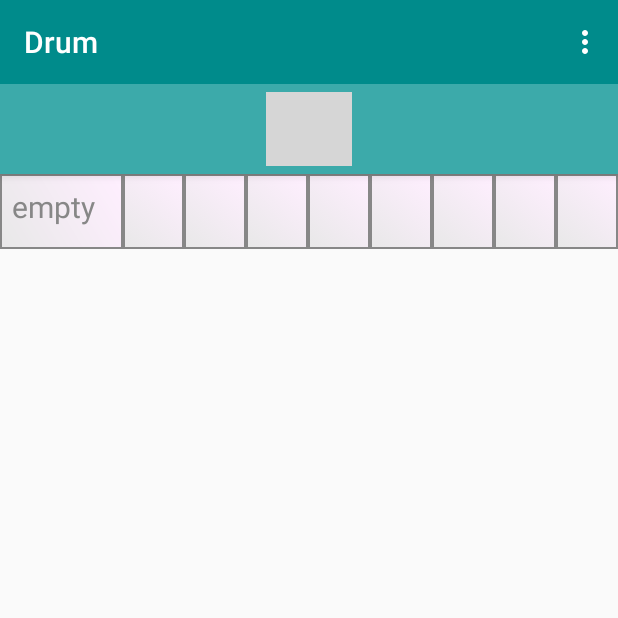
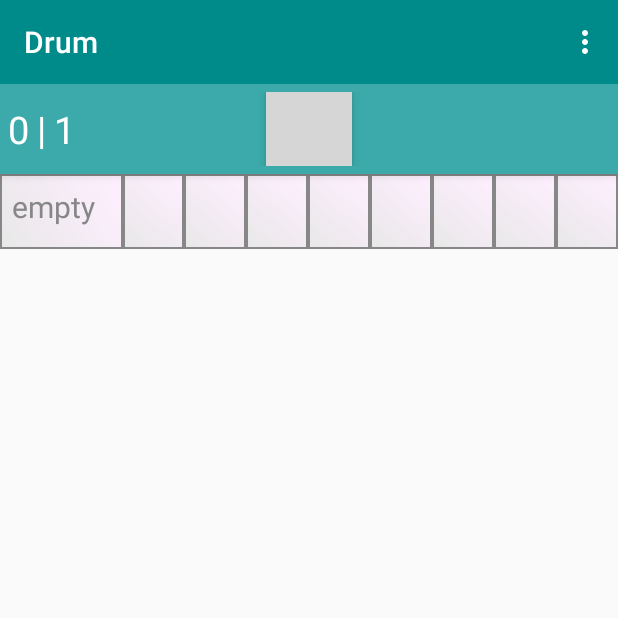
Before and after one commit to pstadler1990/Drum, an Android app: the MainActivity screen opened directly, with no data from a screen before it, in the options menu, after a tap on "Add track", on a phone screen of 412 x 824 dp, the top half of it. Run offline under Robolectric (Android 15) with nearby library versions, the phone set to English and light mode, and no system bars; network calls fail; grey boxes are pictures that could not be loaded.

Commit message:
UI now displays the current bar + step

```diff
--- a/app/src/main/java/de/pstadler/drum/MainActivity.java
+++ b/app/src/main/java/de/pstadler/drum/MainActivity.java
@@ -13,6 +13,8 @@ import android.view.View;
 import android.widget.Button;
 import android.widget.ImageButton;
 import android.widget.LinearLayout;
+import android.widget.ProgressBar;
+import android.widget.TextView;
 
 import java.util.ArrayList;
 import java.util.List;
@@ -33,14 +35,14 @@ public class MainActivity extends AppCompatActivity implements View.OnClickListe
     public static final String TAG = "MainActivityLog";
 	public static final int TRACKS_MAX = 15;
     public static int pages = 0;
-	private int tracks = 0;
     private ViewPager viewPager;
     private ScreenSlidePageAdapter pagerAdapter;
     private LinearLayout mainAppbar;
     private ImageButton buttonPlayStop;
+    private TextView mainStepNumber;
+    private TextView mainBarNumber;
     protected ArrayList<BarFragment> barFragments;
     private PlaybackEngine playbackEngine;
-
 
     @Override
     protected void onCreate(Bundle savedInstanceState)
@@ -51,6 +53,8 @@ public class MainActivity extends AppCompatActivity implements View.OnClickListe
         viewPager = findViewById(R.id.bars_viewpager);
         mainAppbar = findViewById(R.id.main_appbar);
         buttonPlayStop = findViewById(R.id.button_playstop);
+        mainBarNumber = findViewById(R.id.main_bar_number);
+        mainStepNumber = findViewById(R.id.main_step_number);
 
         mainAppbar.setElevation(getResources().getDimension(R.dimen.app_main_topbar_elevation));
 
@@ -125,7 +129,6 @@ public class MainActivity extends AppCompatActivity implements View.OnClickListe
 
     private void createNewTrackSynchronized(int...trackCount)
     {
-        int tracksCreated = 0;
         int n = (trackCount.length > 0) ? trackCount[0] : 1;
 
         int backupCurrentPage = viewPager.getCurrentItem();
@@ -138,13 +141,11 @@ public class MainActivity extends AppCompatActivity implements View.OnClickListe
                 BarFragment bf = barFragments.get(i);
                 int curTracks = bf.getTrackCount();
 
-                if (curTracks <= (curTracks + n))
-                {
-                    tracksCreated = createNewTrack(n, i);
+                if (curTracks <= (curTracks + n)) {
+                    createNewTrack(n, i);
                 }
             }
         }
-        tracks += tracksCreated;
 
         viewPager.setCurrentItem(backupCurrentPage);
     }
@@ -195,9 +196,27 @@ public class MainActivity extends AppCompatActivity implements View.OnClickListe
         switch(v.getId())
         {
 			case R.id.button_playstop:
+				mainStepNumber.setText("0");
+				mainBarNumber.setText("0");
 
-				// TODO: add progress bar or change playback button to something spinning
+				/* Prepare playback and play song */
+				preparePlayback();
 
+				viewPager.setCurrentItem(0);
+				playbackEngine.startPlayback();
+
+				//TODO: Lock play button and change icon to stop / pause
+				buttonPlayStop.setClickable(false);
+				break;
+        }
+    }
+
+    /* (BLOCKING) Prepare the song playback
+       Collects the track information from all bars / pages and converts them into a single
+       PlaybackArray per track
+       Creates audio players, if needed */
+    private void preparePlayback()
+	{
 		/* Preload the whole song */
 		BarFragment[] bars = new BarFragment[pagerAdapter.getCount()];
 
@@ -220,7 +239,7 @@ public class MainActivity extends AppCompatActivity implements View.OnClickListe
 		   to a single PlaybackArray per track */
 		PlaybackArray[] trackPlaybackArray = PlaybackConverter.convertPlaybackArrayListToPlaybackArrayForEachTrack(playbackArrays);
 
-				/* Create players if needed and preload the sound files */
+		/* Create players if needed */
 		int availablePlayers = playbackEngine.getPlayers().length;
 		int instrumentsInBar = trackPlaybackArray.length;
 
@@ -235,18 +254,12 @@ public class MainActivity extends AppCompatActivity implements View.OnClickListe
 			}
 		}
 
+		/*  Preload the sound files */
 		Player[] players = playbackEngine.getPlayers();
 
 		for(int i=0; i<instrumentsInBar; i++)
 		{
 			players[i].preparePlayback(trackPlaybackArray[i]);
-				}
-
-				playbackEngine.startPlayback();
-
-				//TODO: Lock play button and change icon to stop / pause
-				buttonPlayStop.setClickable(false);
-				break;
 		}
 	}
 
@@ -265,10 +278,18 @@ public class MainActivity extends AppCompatActivity implements View.OnClickListe
 		return super.onOptionsItemSelected(item);
 	}
 
+	/* Listen to the PlayBackEngine's onClockUpdate event to control song playback and
+	   to update the user interface */
 	@Override
-	public void onClockUpdate(int barId, int stepId)
+	public void onClockUpdate(final int barId, final int stepId)
 	{
-		/* TODO: Add gui update on playback clock update here */
+		runOnUiThread(new Runnable()
+		{
+			@Override
+			public void run() {
+				mainStepNumber.setText(String.valueOf(stepId));
+			}
+		});
 
 		if(stepId == (TrackFragment.NUMBER_OF_BUTTONS - 1))
 		{
@@ -280,6 +301,18 @@ public class MainActivity extends AppCompatActivity implements View.OnClickListe
 
 				buttonPlayStop.setClickable(true);
 				return;
+			}
+			else
+			{
+				runOnUiThread(new Runnable()
+				{
+					@Override
+					public void run() {
+						mainBarNumber.setText(String.valueOf(barId + 1));
+					}
+				});
+				/* Follow the music playing flow => go to the next page if a new bar starts */
+				viewPager.setCurrentItem(barId + 1);
 			}
 		}
 	}
--- a/app/src/main/java/de/pstadler/drum/Sound/Playback/PlaybackEngine.java
+++ b/app/src/main/java/de/pstadler/drum/Sound/Playback/PlaybackEngine.java
@@ -15,7 +15,7 @@ public class PlaybackEngine extends ScheduledThreadPoolExecutor
 	private int bpm = 80;					// TODO: User must be able to set the bpm from the UI
 	private int currentBarNumber = 0;
 	private int currentStepNumber = 0;
-	private int numberOfSteps = NUMBER_OF_BUTTONS;
+	private int numberOfSteps = NUMBER_OF_BUTTONS - 1;
 	static ScheduledFuture<?> t;
 	private boolean stopProcess = false;
 
--- a/app/src/main/res/layout/activity_main.xml
+++ b/app/src/main/res/layout/activity_main.xml
@@ -23,12 +23,36 @@
 
             <TextView
                 android:id="@+id/main_bar_number"
-                android:layout_width="0dp"
+                android:layout_width="wrap_content"
                 android:layout_height="match_parent"
-                android:layout_gravity="center"
-                android:layout_weight=".25"
+                android:gravity="center_vertical"
+                android:text="0"
                 android:textColor="@android:color/white"
-                android:textSize="30dp" />
+                android:textSize="@dimen/text_size_larger" />
+
+            <TextView
+                android:id="@+id/main_step_divider"
+                android:layout_width="wrap_content"
+                android:layout_height="match_parent"
+                android:layout_alignParentTop="true"
+                android:layout_marginLeft="5dp"
+                android:layout_marginRight="5dp"
+                android:layout_toEndOf="@+id/main_bar_number"
+                android:gravity="center_vertical"
+                android:text="|"
+                android:textColor="@android:color/white"
+                android:textSize="@dimen/text_size_larger" />
+
+            <TextView
+                android:id="@+id/main_step_number"
+                android:layout_width="wrap_content"
+                android:layout_height="match_parent"
+                android:layout_alignParentTop="true"
+                android:layout_toEndOf="@+id/main_step_divider"
+                android:gravity="center_vertical"
+                android:text="0"
+                android:textColor="@android:color/white"
+                android:textSize="@dimen/text_size_larger" />
 
             <ImageButton
                 android:id="@+id/button_playstop"
@@ -36,9 +60,9 @@
                 android:layout_height="match_parent"
                 android:layout_alignParentTop="true"
                 android:layout_centerHorizontal="true"
-                android:layout_weight=".25"
                 android:background="@drawable/ic_play"
                 android:backgroundTint="@color/colorWhite"
+                android:elevation="@dimen/app_main_topbar_elevation"
                 android:hapticFeedbackEnabled="true"
                 android:scaleType="matrix"
                 android:soundEffectsEnabled="true" />
```
Lines whose indentation alone changed are shown as unchanged.
